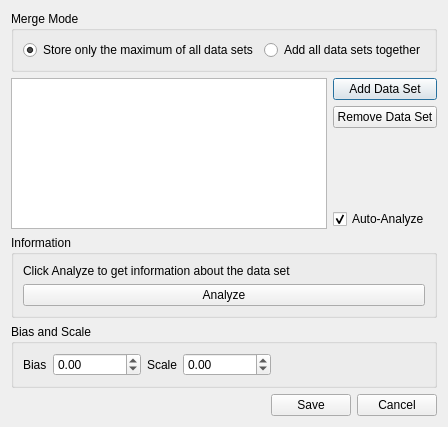
SCIInstitute/ImageVis3D, file ImageVis3D/UI/UI/MergeDlg.ui: the form before one commit.
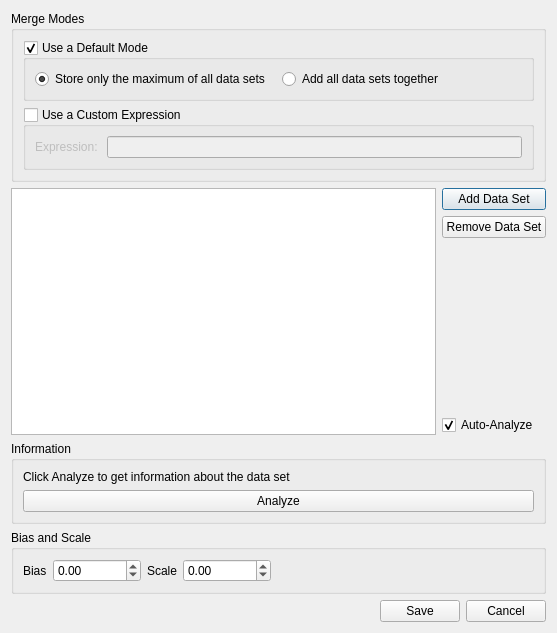
The form after the commit.

Commit message: Added expression merging to the merge datasets dialog.

Diff of the .ui file:
```diff
--- a/ImageVis3D/UI/UI/MergeDlg.ui
+++ b/ImageVis3D/UI/UI/MergeDlg.ui
@@ -4,12 +4,12 @@
   <property name="windowModality" >
    <enum>Qt::WindowModal</enum>
   </property>
-  <property name="geometry" >
+  <property name="geometry">
    <rect>
     <x>0</x>
     <y>0</y>
-    <width>402</width>
-    <height>427</height>
+    <width>557</width>
+    <height>633</height>
    </rect>
   </property>
   <property name="windowTitle" >
@@ -20,40 +20,68 @@
   </property>
   <layout class="QVBoxLayout" name="verticalLayout" >
    <item>
-    <widget class="QGroupBox" name="groupBox_2" >
-     <property name="title" >
-      <string>Merge Mode</string>
+    <widget class="QGroupBox" name="grpMergeText">
+     <property name="title">
+      <string>Merge Modes</string>
      </property>
-     <layout class="QHBoxLayout" name="horizontalLayout_4" >
+     <layout class="QVBoxLayout" name="verticalLayout_jh">
       <item>
-       <widget class="QRadioButton" name="radioButton_max" >
-        <property name="text" >
-         <string>Store only the maximum of all data sets</string>
+       <widget class="QGroupBox" name="grpDefaultExpressionModes">
+        <property name="title">
+         <string>Use a Default Mode</string>
         </property>
-        <property name="checked" >
+        <property name="checkable">
          <bool>true</bool>
         </property>
+        <layout class="QHBoxLayout" name="horizontalLayout_5">
+         <item>
+          <widget class="QRadioButton" name="radioButton_max">
+           <property name="text">
+            <string>Store only the maximum of all data sets</string>
+           </property>
+           <property name="checked">
+            <bool>true</bool>
+           </property>
+          </widget>
+         </item>
+         <item>
+          <widget class="QRadioButton" name="radioButton_add">
+           <property name="text">
+            <string>Add all data sets together</string>
+           </property>
+          </widget>
+         </item>
+        </layout>
        </widget>
       </item>
       <item>
-       <widget class="QRadioButton" name="radioButton_add" >
-        <property name="text" >
-         <string>Add all data sets together</string>
+       <widget class="QGroupBox" name="grpCustomExpressionMode">
+        <property name="title">
+         <string>Use a Custom Expression</string>
         </property>
-       </widget>
-      </item>
-      <item>
-       <spacer name="horizontalSpacer_3" >
-        <property name="orientation" >
-         <enum>Qt::Horizontal</enum>
+        <property name="checkable">
+         <bool>true</bool>
         </property>
-        <property name="sizeHint" stdset="0" >
-         <size>
-          <width>40</width>
-          <height>20</height>
-         </size>
+        <property name="checked">
+         <bool>false</bool>
         </property>
-       </spacer>
+        <layout class="QHBoxLayout" name="horizontalLayout_7">
+         <item>
+          <layout class="QHBoxLayout" name="horizontalLayout_6">
+           <item>
+            <widget class="QLabel" name="label_4">
+             <property name="text">
+              <string>Expression: </string>
+             </property>
+            </widget>
+           </item>
+           <item>
+            <widget class="QLineEdit" name="txtExpression"/>
+           </item>
+          </layout>
+         </item>
+        </layout>
+       </widget>
       </item>
      </layout>
     </widget>
```
Left out of the diff: 267 changed lines with no effect on the pictures. The commit also changes 3 other files.
